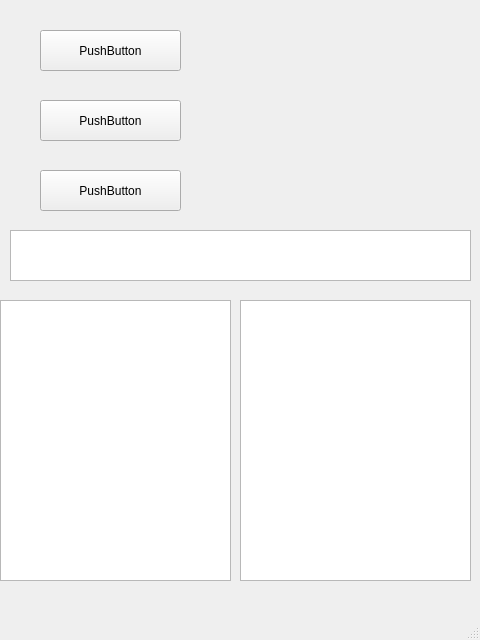
krrrosber/Coinlog, file mainwindow.ui: the form before one commit.
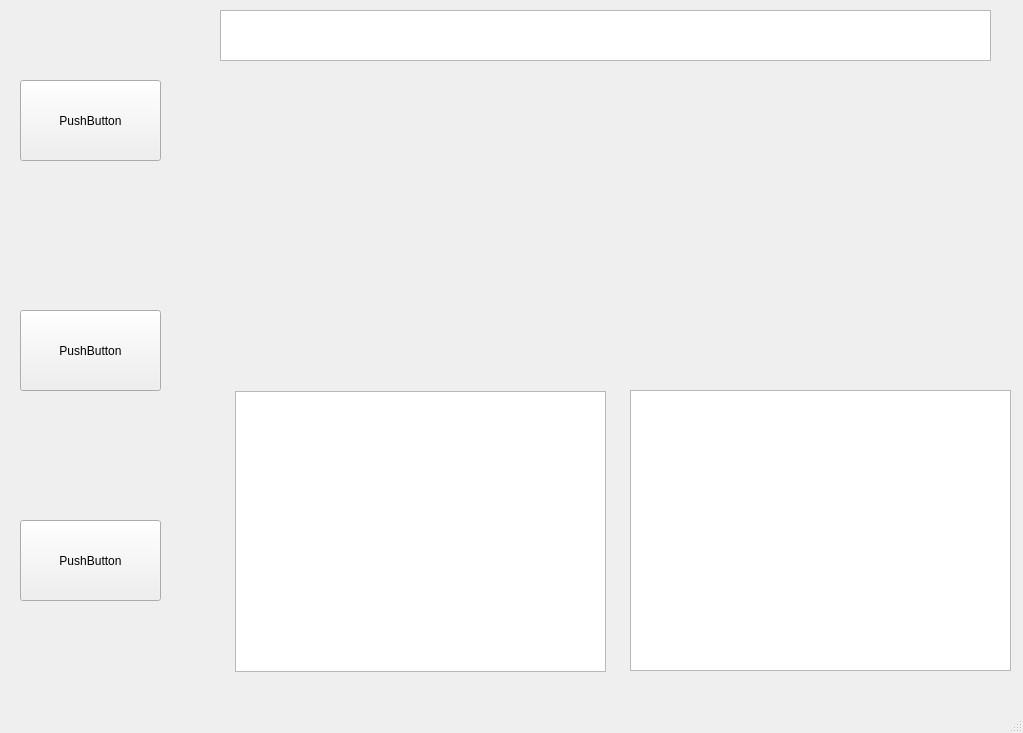
The form after the commit.

```diff
--- a/mainwindow.ui
+++ b/mainwindow.ui
@@ -6,8 +6,8 @@
    <rect>
     <x>0</x>
     <y>0</y>
-    <width>480</width>
-    <height>640</height>
+    <width>1023</width>
+    <height>733</height>
    </rect>
   </property>
   <property name="windowTitle">
@@ -17,9 +17,9 @@
    <widget class="QWidget" name="widget" native="true">
     <property name="geometry">
      <rect>
-      <x>230</x>
-      <y>10</y>
-      <width>241</width>
+      <x>630</x>
+      <y>140</y>
+      <width>381</width>
       <height>201</height>
      </rect>
     </property>
@@ -27,10 +27,10 @@
    <widget class="QPushButton" name="changePeriod">
     <property name="geometry">
      <rect>
-      <x>40</x>
-      <y>170</y>
+      <x>20</x>
+      <y>310</y>
       <width>141</width>
-      <height>41</height>
+      <height>81</height>
      </rect>
     </property>
     <property name="text">
@@ -40,40 +40,20 @@
    <widget class="QTextEdit" name="actualPeriod">
     <property name="geometry">
      <rect>
-      <x>10</x>
-      <y>230</y>
-      <width>461</width>
+      <x>220</x>
+      <y>10</y>
+      <width>771</width>
       <height>51</height>
      </rect>
     </property>
    </widget>
-   <widget class="QListView" name="listView">
-    <property name="geometry">
-     <rect>
-      <x>0</x>
-      <y>300</y>
-      <width>231</width>
-      <height>281</height>
-     </rect>
-    </property>
-   </widget>
-   <widget class="QListView" name="listView_2">
-    <property name="geometry">
-     <rect>
-      <x>240</x>
-      <y>300</y>
-      <width>231</width>
-      <height>281</height>
-     </rect>
-    </property>
-   </widget>
    <widget class="QPushButton" name="addTransaction">
     <property name="geometry">
      <rect>
-      <x>40</x>
-      <y>30</y>
+      <x>20</x>
+      <y>80</y>
       <width>141</width>
-      <height>41</height>
+      <height>81</height>
      </rect>
     </property>
     <property name="text">
@@ -83,16 +63,46 @@
    <widget class="QPushButton" name="addCategory">
     <property name="geometry">
      <rect>
-      <x>40</x>
-      <y>100</y>
+      <x>20</x>
+      <y>520</y>
       <width>141</width>
-      <height>41</height>
+      <height>81</height>
      </rect>
     </property>
     <property name="text">
      <string>PushButton</string>
     </property>
    </widget>
+   <widget class="QWidget" name="profit" native="true">
+    <property name="geometry">
+     <rect>
+      <x>240</x>
+      <y>140</y>
+      <width>371</width>
+      <height>201</height>
+     </rect>
+    </property>
+   </widget>
+   <widget class="QTableView" name="tableProfit">
+    <property name="geometry">
+     <rect>
+      <x>235</x>
+      <y>391</y>
+      <width>371</width>
+      <height>281</height>
+     </rect>
+    </property>
+   </widget>
+   <widget class="QTableView" name="Expenses">
+    <property name="geometry">
+     <rect>
+      <x>630</x>
+      <y>390</y>
+      <width>381</width>
+      <height>281</height>
+     </rect>
+    </property>
+   </widget>
   </widget>
   <widget class="QMenuBar" name="menubar">
    <property name="geometry">
```
Left out of the diff: 4 changed lines with no effect on the pictures.
